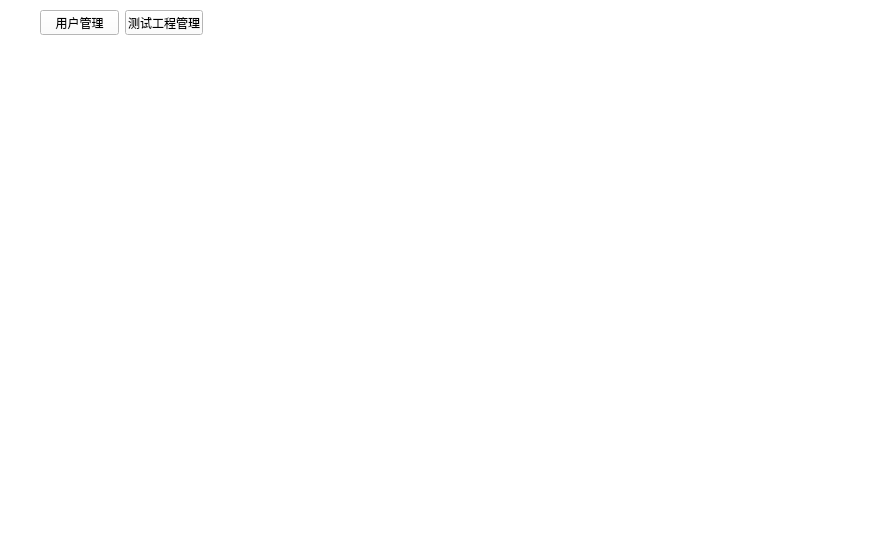
This is manager.ui in Woodsssss/Lanzhou as Qt 5 draws it before an edit. The edited form follows.
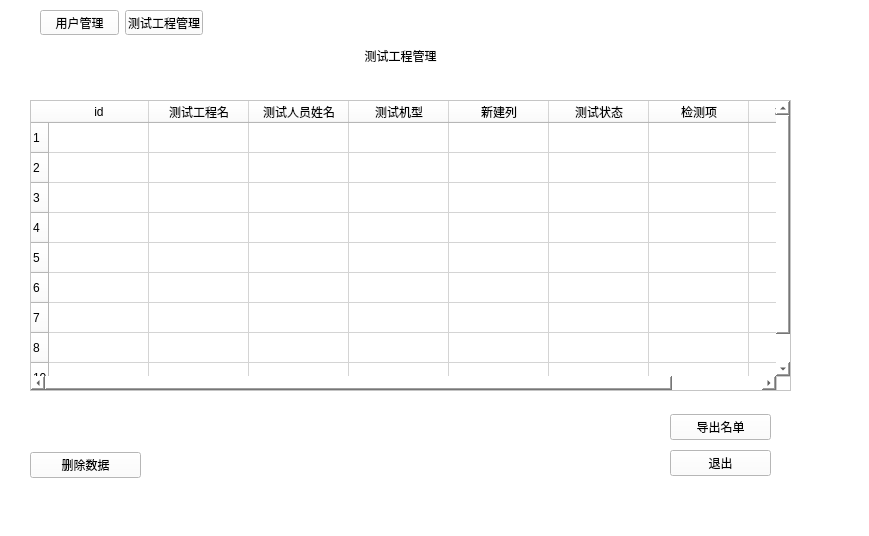
This is the edited form. The open tabs and pages were chosen to show the change.

Commit message:
管理员界面完善
1

What changed in the file:
```diff
--- a/manager.ui
+++ b/manager.ui
@@ -20,9 +20,9 @@
    <widget class="QStackedWidget" name="stackedWidget">
     <property name="geometry">
      <rect>
-      <x>20</x>
+      <x>-10</x>
       <y>40</y>
-      <width>791</width>
+      <width>821</width>
       <height>461</height>
      </rect>
     </property>
@@ -193,7 +193,173 @@
       </layout>
      </widget>
     </widget>
-    <widget class="QWidget" name="page_2"/>
+    <widget class="QWidget" name="page_2">
+     <widget class="QLabel" name="label_title_2">
+      <property name="geometry">
+       <rect>
+        <x>20</x>
+        <y>0</y>
+        <width>781</width>
+        <height>31</height>
+       </rect>
+      </property>
+      <property name="minimumSize">
+       <size>
+        <width>0</width>
+        <height>0</height>
+       </size>
+      </property>
+      <property name="text">
+       <string>测试工程管理</string>
+      </property>
+      <property name="alignment">
+       <set>Qt::AlignCenter</set>
+      </property>
+     </widget>
+     <widget class="QWidget" name="layoutWidget_2">
+      <property name="geometry">
+       <rect>
+        <x>40</x>
+        <y>400</y>
+        <width>111</width>
+        <height>51</height>
+       </rect>
+      </property>
+      <layout class="QHBoxLayout" name="horizontalLayout_3">
+       <item>
+        <widget class="QPushButton" name="button_delete_2">
+         <property name="text">
+          <string>删除数据</string>
+         </property>
+        </widget>
+       </item>
+      </layout>
+     </widget>
+     <widget class="QTableWidget" name="tableWidget_2">
+      <property name="geometry">
+       <rect>
+        <x>40</x>
+        <y>60</y>
+        <width>761</width>
+        <height>291</height>
+       </rect>
+      </property>
+      <property name="styleSheet">
+       <string notr="true"/>
+      </property>
+      <row>
+       <property name="text">
+        <string>1</string>
+       </property>
+      </row>
+      <row>
+       <property name="text">
+        <string>2</string>
+       </property>
+      </row>
+      <row>
+       <property name="text">
+        <string>3</string>
+       </property>
+      </row>
+      <row>
+       <property name="text">
+        <string>4</string>
+       </property>
+      </row>
+      <row>
+       <property name="text">
+        <string>5</string>
+       </property>
+      </row>
+      <row>
+       <property name="text">
+        <string>6</string>
+       </property>
+      </row>
+      <row>
+       <property name="text">
+        <string>7</string>
+       </property>
+      </row>
+      <row>
+       <property name="text">
+        <string>8</string>
+       </property>
+      </row>
+      <row>
+       <property name="text">
+        <string>10</string>
+       </property>
+      </row>
+      <column>
+       <property name="text">
+        <string>id</string>
+       </property>
+      </column>
+      <column>
+       <property name="text">
+        <string>测试工程名</string>
+       </property>
+      </column>
+      <column>
+       <property name="text">
+        <string>测试人员姓名</string>
+       </property>
+      </column>
+      <column>
+       <property name="text">
+        <string>测试机型</string>
+       </property>
+      </column>
+      <column>
+       <property name="text">
+        <string>新建列</string>
+       </property>
+      </column>
+      <column>
+       <property name="text">
+        <string>测试状态</string>
+       </property>
+      </column>
+      <column>
+       <property name="text">
+        <string>检测项</string>
+       </property>
+      </column>
+      <column>
+       <property name="text">
+        <string>检测结果</string>
+       </property>
+      </column>
+     </widget>
+     <widget class="QWidget" name="layoutWidget_3">
+      <property name="geometry">
+       <rect>
+        <x>680</x>
+        <y>370</y>
+        <width>101</width>
+        <height>71</height>
+       </rect>
+      </property>
+      <layout class="QVBoxLayout" name="verticalLayout_2">
+       <item>
+        <widget class="QPushButton" name="button_summary_2">
+         <property name="text">
+          <string>导出名单</string>
+         </property>
+        </widget>
+       </item>
+       <item>
+        <widget class="QPushButton" name="button_exit_2">
+         <property name="text">
+          <string>退出</string>
+         </property>
+        </widget>
+       </item>
+      </layout>
+     </widget>
+    </widget>
    </widget>
    <widget class="QWidget" name="layoutWidget">
     <property name="geometry">
```
Left out of the diff: 6 changed lines with no effect on the pictures. The commit also changes 4 other files.
